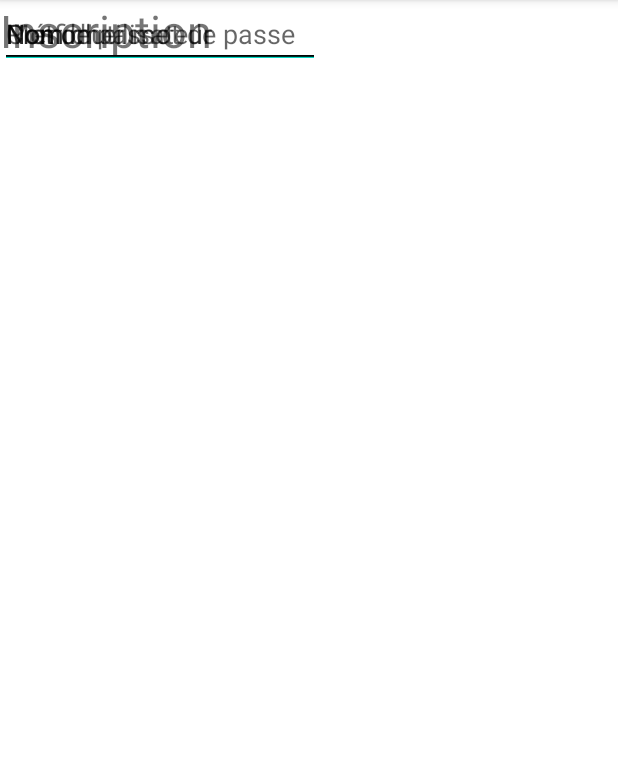
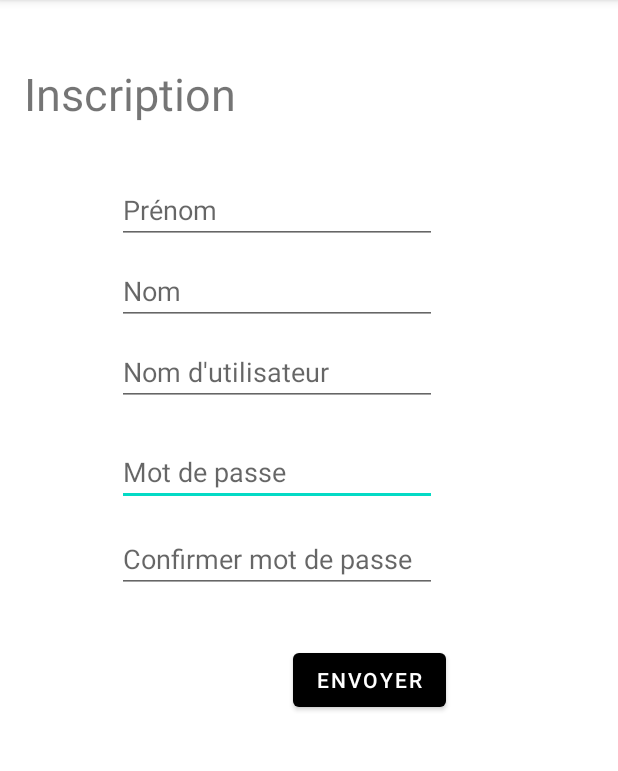
Before and after one commit to marcoriopel/make-me-a-picture, an Android app: the SingUpActivity screen opened directly, with no data from a screen before it, on a phone screen of 412 x 824 dp, the part 84-855 px from its top. Run offline under Robolectric (Android 15) with nearby library versions, the phone set to English and light mode, and no system bars.

Commit message:
Fenêtre signIn fonctionnelle

```diff
--- a/prototype-de-communication/mobile/app/src/main/AndroidManifest.xml
+++ b/prototype-de-communication/mobile/app/src/main/AndroidManifest.xml
@@ -11,7 +11,7 @@
         android:roundIcon="@mipmap/ic_launcher_round"
         android:supportsRtl="true"
         android:theme="@style/Theme.Prototype_mobile">
-        <activity android:name=".ui.signin.SingInActivity"></activity>
+        <activity android:name=".ui.signup.SingUpActivity"></activity>
         <activity android:name=".ui.chat.ChatActivity" />
         <activity
             android:name=".ui.login.LoginActivity"
--- a/prototype-de-communication/mobile/app/src/main/java/com/example/prototype_mobile/ui/login/LoginActivity.kt
+++ b/prototype-de-communication/mobile/app/src/main/java/com/example/prototype_mobile/ui/login/LoginActivity.kt
@@ -17,7 +17,7 @@ import android.content.Intent
 
 import com.example.prototype_mobile.R
 import com.example.prototype_mobile.ui.chat.ChatActivity
-import com.example.prototype_mobile.ui.signin.SingInActivity
+import com.example.prototype_mobile.ui.signup.SingUpActivity
 
 class LoginActivity : AppCompatActivity() {
 
@@ -30,7 +30,7 @@ class LoginActivity : AppCompatActivity() {
 
         val username = findViewById<EditText>(R.id.username)
         val login = findViewById<Button>(R.id.login)
-        val signin = findViewById<Button>(R.id.signIn)
+        val signin = findViewById<Button>(R.id.signUp)
         val loading = findViewById<ProgressBar>(R.id.loading)
 
         loginViewModel = ViewModelProvider(this, LoginViewModelFactory())
@@ -86,7 +86,7 @@ class LoginActivity : AppCompatActivity() {
             }
 
         signin.setOnClickListener {
-            val intent = Intent(this, SingInActivity::class.java)
+            val intent = Intent(this, SingUpActivity::class.java)
             startActivity(intent)
         }
     }
--- a/prototype-de-communication/mobile/app/src/main/java/com/example/prototype_mobile/ui/signin/SingInActivity.kt
+++ b/prototype-de-communication/mobile/app/src/main/java/com/example/prototype_mobile/ui/signup/SingUpActivity.kt
@@ -1,12 +1,12 @@
-package com.example.prototype_mobile.ui.signin
+package com.example.prototype_mobile.ui.signup
 
 import androidx.appcompat.app.AppCompatActivity
 import android.os.Bundle
 import com.example.prototype_mobile.R
 
-class SingInActivity : AppCompatActivity() {
+class SingUpActivity : AppCompatActivity() {
     override fun onCreate(savedInstanceState: Bundle?) {
         super.onCreate(savedInstanceState)
-        setContentView(R.layout.activity_sing_in)
+        setContentView(R.layout.activity_sign_up)
     }
 }
--- a/prototype-de-communication/mobile/app/src/main/res/layout/activity_login.xml
+++ b/prototype-de-communication/mobile/app/src/main/res/layout/activity_login.xml
@@ -48,31 +48,38 @@
         android:layout_gravity="start"
         android:layout_marginStart="48dp"
         android:layout_marginEnd="48dp"
-        android:layout_marginBottom="228dp"
+        android:layout_marginBottom="380dp"
         android:enabled="false"
         android:text="@string/action_sign_in"
         app:layout_constraintBottom_toBottomOf="parent"
         app:layout_constraintEnd_toEndOf="parent"
-        app:layout_constraintStart_toStartOf="parent" />
+        app:layout_constraintHorizontal_bias="0.5"
+        app:layout_constraintStart_toStartOf="parent"
+        app:rippleColor="#FFFFFF" />
 
     <ProgressBar
         android:id="@+id/loading"
         android:layout_width="wrap_content"
         android:layout_height="wrap_content"
         android:layout_gravity="center"
+        android:layout_marginStart="16dp"
         android:layout_marginTop="64dp"
         android:layout_marginBottom="64dp"
         android:visibility="gone"
         app:layout_constraintBottom_toBottomOf="parent"
+        app:layout_constraintStart_toStartOf="parent"
         app:layout_constraintTop_toTopOf="parent"
-        app:layout_constraintVertical_bias="0.3"
-        tools:layout_editor_absoluteX="16dp" />
+        app:layout_constraintVertical_bias="0.3" />
 
     <Button
-        android:id="@+id/signIn"
+        android:id="@+id/signUp"
         android:layout_width="wrap_content"
         android:layout_height="wrap_content"
-        android:text="signIn"
-        tools:layout_editor_absoluteX="140dp"
-        tools:layout_editor_absoluteY="512dp" />
+        android:layout_marginTop="72dp"
+        android:text="signUp"
+        app:iconTint="#BAB8B8"
+        app:layout_constraintEnd_toEndOf="parent"
+        app:layout_constraintHorizontal_bias="0.5"
+        app:layout_constraintStart_toStartOf="parent"
+        app:layout_constraintTop_toBottomOf="@+id/login" />
 </androidx.constraintlayout.widget.ConstraintLayout>
--- /dev/null
+++ b/prototype-de-communication/mobile/app/src/main/res/layout/activity_sign_up.xml
@@ -0,0 +1,94 @@
+<?xml version="1.0" encoding="utf-8"?>
+<androidx.constraintlayout.widget.ConstraintLayout xmlns:android="http://schemas.android.com/apk/res/android"
+    xmlns:app="http://schemas.android.com/apk/res-auto"
+    xmlns:tools="http://schemas.android.com/tools"
+    android:layout_width="match_parent"
+    android:layout_height="match_parent"
+    tools:context=".ui.signup.SingUpActivity">
+
+    <TextView
+        android:id="@+id/textView2"
+        android:layout_width="334dp"
+        android:layout_height="46dp"
+        android:layout_marginStart="16dp"
+        android:layout_marginTop="42dp"
+        android:text="@string/inscription"
+        android:textSize="30sp"
+        app:layout_constraintStart_toStartOf="parent"
+        app:layout_constraintTop_toTopOf="parent" />
+
+    <EditText
+        android:id="@+id/editTextTextPassword"
+        android:layout_width="wrap_content"
+        android:layout_height="wrap_content"
+        android:layout_marginTop="292dp"
+        android:ems="10"
+        android:hint="@string/mot_de_passe"
+        android:inputType="textPassword"
+        app:layout_constraintEnd_toEndOf="@+id/editTextTextPersonName2"
+        app:layout_constraintStart_toStartOf="@+id/editTextTextPersonName2"
+        app:layout_constraintTop_toTopOf="parent"
+        android:autofillHints="" />
+
+    <EditText
+        android:id="@+id/editTextTextPassword2"
+        android:layout_width="wrap_content"
+        android:layout_height="wrap_content"
+        android:layout_marginTop="350dp"
+        android:ems="10"
+        android:hint="@string/confirmer_mot_de_passe"
+        android:inputType="textPassword"
+        app:layout_constraintEnd_toEndOf="@+id/editTextTextPassword"
+        app:layout_constraintStart_toStartOf="@+id/editTextTextPassword"
+        app:layout_constraintTop_toTopOf="parent"
+        android:autofillHints="" />
+
+    <EditText
+        android:id="@+id/editTextTextPersonName"
+        android:layout_width="wrap_content"
+        android:layout_height="wrap_content"
+        android:layout_marginTop="171dp"
+        android:ems="10"
+        android:hint="@string/nom"
+        android:inputType="textPersonName"
+        app:layout_constraintEnd_toEndOf="@+id/editTextTextPersonName3"
+        app:layout_constraintStart_toStartOf="@+id/editTextTextPersonName3"
+        app:layout_constraintTop_toTopOf="parent"
+        android:autofillHints="" />
+
+    <EditText
+        android:id="@+id/editTextTextPersonName3"
+        android:layout_width="wrap_content"
+        android:layout_height="wrap_content"
+        android:layout_marginStart="78dp"
+        android:layout_marginTop="117dp"
+        android:ems="10"
+        android:hint="@string/pr_nom"
+        android:inputType="textPersonName"
+        app:layout_constraintStart_toStartOf="parent"
+        app:layout_constraintTop_toTopOf="parent"
+        android:autofillHints="" />
+
+    <EditText
+        android:id="@+id/editTextTextPersonName2"
+        android:layout_width="wrap_content"
+        android:layout_height="wrap_content"
+        android:layout_marginTop="225dp"
+        android:ems="10"
+        android:hint="@string/nom_d_utilisateur"
+        android:inputType="textPersonName"
+        app:layout_constraintEnd_toEndOf="@+id/editTextTextPersonName"
+        app:layout_constraintStart_toStartOf="@+id/editTextTextPersonName"
+        app:layout_constraintTop_toTopOf="parent"
+        android:autofillHints="" />
+
+    <Button
+        android:id="@+id/sendInscription"
+        android:layout_width="wrap_content"
+        android:layout_height="wrap_content"
+        android:layout_marginStart="195dp"
+        android:layout_marginTop="429dp"
+        android:text="@string/envoyer"
+        app:layout_constraintStart_toStartOf="parent"
+        app:layout_constraintTop_toTopOf="parent" />
+</androidx.constraintlayout.widget.ConstraintLayout>
--- a/prototype-de-communication/mobile/app/src/main/res/layout/activity_sing_in.xml
+++ /dev/null
@@ -1,67 +0,0 @@
-<?xml version="1.0" encoding="utf-8"?>
-<androidx.constraintlayout.widget.ConstraintLayout xmlns:android="http://schemas.android.com/apk/res/android"
-    xmlns:app="http://schemas.android.com/apk/res-auto"
-    xmlns:tools="http://schemas.android.com/tools"
-    android:layout_width="match_parent"
-    android:layout_height="match_parent"
-    tools:context=".ui.signin.SingInActivity">
-
-    <TextView
-        android:id="@+id/textView2"
-        android:layout_width="334dp"
-        android:layout_height="46dp"
-        android:text="Inscription"
-        android:textSize="30sp"
-        tools:layout_editor_absoluteX="16dp"
-        tools:layout_editor_absoluteY="42dp" />
-
-    <EditText
-        android:id="@+id/editTextTextPassword"
-        android:layout_width="wrap_content"
-        android:layout_height="wrap_content"
-        android:ems="10"
-        android:hint="Mot de passe"
-        android:inputType="textPassword"
-        tools:layout_editor_absoluteX="78dp"
-        tools:layout_editor_absoluteY="292dp" />
-
-    <EditText
-        android:id="@+id/editTextTextPassword2"
-        android:layout_width="wrap_content"
-        android:layout_height="wrap_content"
-        android:ems="10"
-        android:hint="Confirmer mot de passe"
-        android:inputType="textPassword"
-        tools:layout_editor_absoluteX="78dp"
-        tools:layout_editor_absoluteY="350dp" />
-
-    <EditText
-        android:id="@+id/editTextTextPersonName"
-        android:layout_width="wrap_content"
-        android:layout_height="wrap_content"
-        android:ems="10"
-        android:hint="Nom"
-        android:inputType="textPersonName"
-        tools:layout_editor_absoluteX="78dp"
-        tools:layout_editor_absoluteY="171dp" />
-
-    <EditText
-        android:id="@+id/editTextTextPersonName3"
-        android:layout_width="wrap_content"
-        android:layout_height="wrap_content"
-        android:ems="10"
-        android:hint="Prénom"
-        android:inputType="textPersonName"
-        tools:layout_editor_absoluteX="78dp"
-        tools:layout_editor_absoluteY="117dp" />
-
-    <EditText
-        android:id="@+id/editTextTextPersonName2"
-        android:layout_width="wrap_content"
-        android:layout_height="wrap_content"
-        android:ems="10"
-        android:hint="Nom d'utilisateur"
-        android:inputType="textPersonName"
-        tools:layout_editor_absoluteX="78dp"
-        tools:layout_editor_absoluteY="225dp" />
-</androidx.constraintlayout.widget.ConstraintLayout>
--- a/prototype-de-communication/mobile/app/src/main/res/values/strings.xml
+++ b/prototype-de-communication/mobile/app/src/main/res/values/strings.xml
@@ -8,4 +8,11 @@
     <string name="invalid_username">Not a valid username</string>
     <string name="invalid_password">Password must be >5 characters</string>
     <string name="login_failed">"Login failed"</string>
+    <string name="inscription">Inscription</string>
+    <string name="mot_de_passe">Mot de passe</string>
+    <string name="envoyer">Envoyer</string>
+    <string name="pr_nom">Prénom</string>
+    <string name="confirmer_mot_de_passe">Confirmer mot de passe</string>
+    <string name="nom_d_utilisateur">Nom d\'utilisateur</string>
+    <string name="nom">Nom</string>
 </resources>
```
